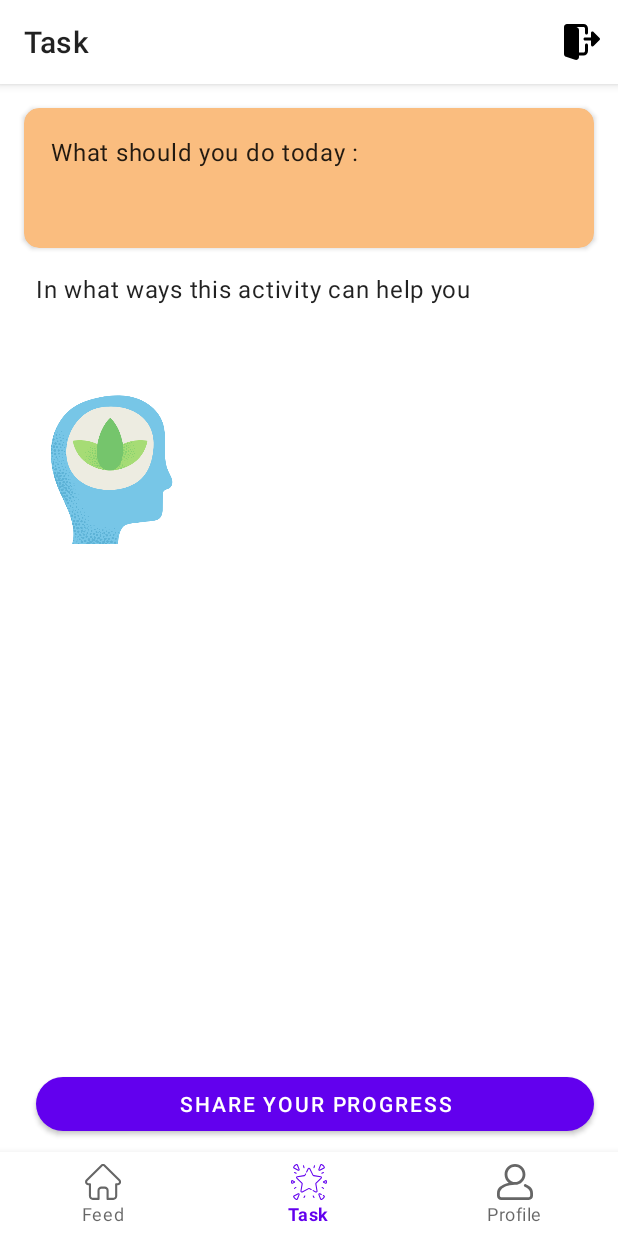
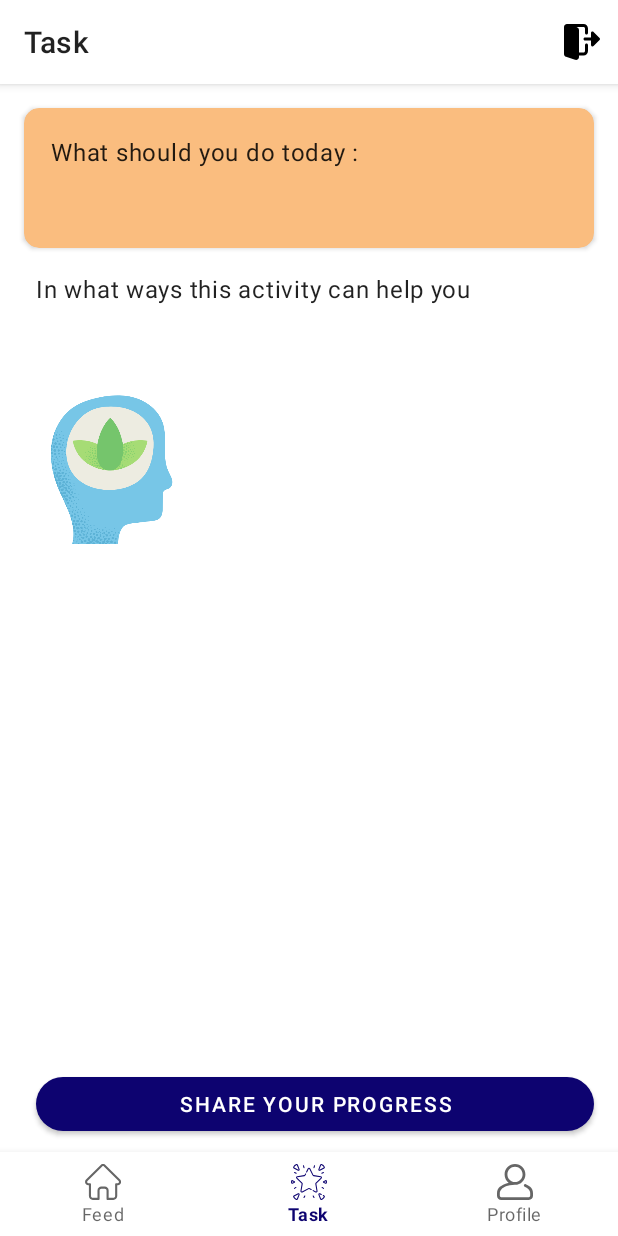
Before and after one commit to kshitijskumar/Atomic-Habits, an Android app: the MainActivity screen opened directly, with no data from a screen before it, item 2 of the bottom bar chosen, on a phone screen of 412 x 824 dp. Run offline under Robolectric (Android 15) with nearby library versions, the phone set to English and light mode, and no system bars; our stand-ins replace navigation-ui.

Commit message:
basic themes set

```diff
--- a/app/src/main/java/com/example/atomichabits/ui/feed/FeedFragment.kt
+++ b/app/src/main/java/com/example/atomichabits/ui/feed/FeedFragment.kt
@@ -1,6 +1,7 @@
 package com.example.atomichabits.ui.feed
 
 import android.os.Bundle
+import android.util.Log
 import android.view.LayoutInflater
 import android.view.View
 import android.view.ViewGroup
--- a/app/src/main/java/com/example/atomichabits/ui/task/TaskFragment.kt
+++ b/app/src/main/java/com/example/atomichabits/ui/task/TaskFragment.kt
@@ -1,6 +1,7 @@
 package com.example.atomichabits.ui.task
 
 import android.os.Bundle
+import android.util.Log
 import android.view.LayoutInflater
 import android.view.View
 import android.view.ViewGroup
--- /dev/null
+++ b/app/src/main/res/drawable/ic_back.xml
@@ -0,0 +1,11 @@
+<vector xmlns:android="http://schemas.android.com/apk/res/android"
+    android:width="24dp"
+    android:height="24dp"
+    android:viewportWidth="24"
+    android:viewportHeight="24"
+    android:tint="?attr/colorControlNormal"
+    android:autoMirrored="true">
+  <path
+      android:fillColor="@android:color/white"
+      android:pathData="M20,11H7.83l5.59,-5.59L12,4l-8,8 8,8 1.41,-1.41L7.83,13H20v-2z"/>
+</vector>
--- a/app/src/main/res/layout/activity_login.xml
+++ b/app/src/main/res/layout/activity_login.xml
@@ -11,6 +11,7 @@
         android:layout_width="wrap_content"
         android:layout_height="wrap_content"
         android:text="@string/app_name"
+        android:textColor="@color/black"
         style="@style/TextAppearance.MaterialComponents.Headline4"
         android:fontFamily="sans-serif-black"
         android:textStyle="bold|italic"
@@ -84,7 +85,8 @@
         app:cornerRadius="100dp"
         app:layout_constraintVertical_bias="0.2"
         android:layout_marginStart="16dp"
-        android:layout_marginEnd="16dp"/>
+        android:layout_marginEnd="16dp"
+        android:backgroundTint="@color/dark_blue"/>
 
     <TextView
         android:id="@+id/gotoSignup"
--- a/app/src/main/res/values-night/themes.xml
+++ b/app/src/main/res/values-night/themes.xml
@@ -2,12 +2,12 @@
     <!-- Base application theme. -->
     <style name="Theme.AtomicHabits" parent="Theme.MaterialComponents.Light.NoActionBar">
         <!-- Primary brand color. -->
-        <item name="colorPrimary">@color/purple_200</item>
-        <item name="colorPrimaryVariant">@color/purple_700</item>
-        <item name="colorOnPrimary">@color/black</item>
+        <item name="colorPrimary">@color/dark_blue</item>
+        <item name="colorPrimaryVariant">@color/dark_blue</item>
+        <item name="colorOnPrimary">@color/white</item>
         <!-- Secondary brand color. -->
-        <item name="colorSecondary">@color/teal_200</item>
-        <item name="colorSecondaryVariant">@color/teal_200</item>
+        <item name="colorSecondary">@color/medium_blue</item>
+        <item name="colorSecondaryVariant">@color/medium_blue</item>
         <item name="colorOnSecondary">@color/black</item>
         <!-- Status bar color. -->
         <item name="android:statusBarColor" tools:targetApi="l">?attr/colorPrimaryVariant</item>
--- a/app/src/main/res/values/colors.xml
+++ b/app/src/main/res/values/colors.xml
@@ -10,4 +10,10 @@
     <color name="light_yellow">#F8EFA1</color>
     <color name="light_orange">#FABD7F</color>
     <color name="light_grey">#E4E4E4</color>
+
+    <color name="cream_teal">#B4DBC9</color>
+    <color name="login_background">#E9DFD9</color>
+    <color name="cream_dark_blue">#798497</color>
+    <color name="dark_blue">#0D0370</color>
+    <color name="medium_blue">#4C4291</color>
 </resources>
--- a/app/src/main/res/values/themes.xml
+++ b/app/src/main/res/values/themes.xml
@@ -2,12 +2,12 @@
     <!-- Base application theme. -->
     <style name="Theme.AtomicHabits" parent="Theme.MaterialComponents.Light.NoActionBar">
         <!-- Primary brand color. -->
-        <item name="colorPrimary">@color/purple_500</item>
-        <item name="colorPrimaryVariant">@color/purple_700</item>
+        <item name="colorPrimary">@color/dark_blue</item>
+        <item name="colorPrimaryVariant">@color/dark_blue</item>
         <item name="colorOnPrimary">@color/white</item>
         <!-- Secondary brand color. -->
-        <item name="colorSecondary">@color/teal_200</item>
-        <item name="colorSecondaryVariant">@color/teal_700</item>
+        <item name="colorSecondary">@color/medium_blue</item>
+        <item name="colorSecondaryVariant">@color/medium_blue</item>
         <item name="colorOnSecondary">@color/black</item>
         <!-- Status bar color. -->
         <item name="android:statusBarColor" tools:targetApi="l">?attr/colorPrimaryVariant</item>
```
Also changed, not shown: app/src/main/java/com/example/atomichabits/MainActivity.kt (+12 -1 lines).
